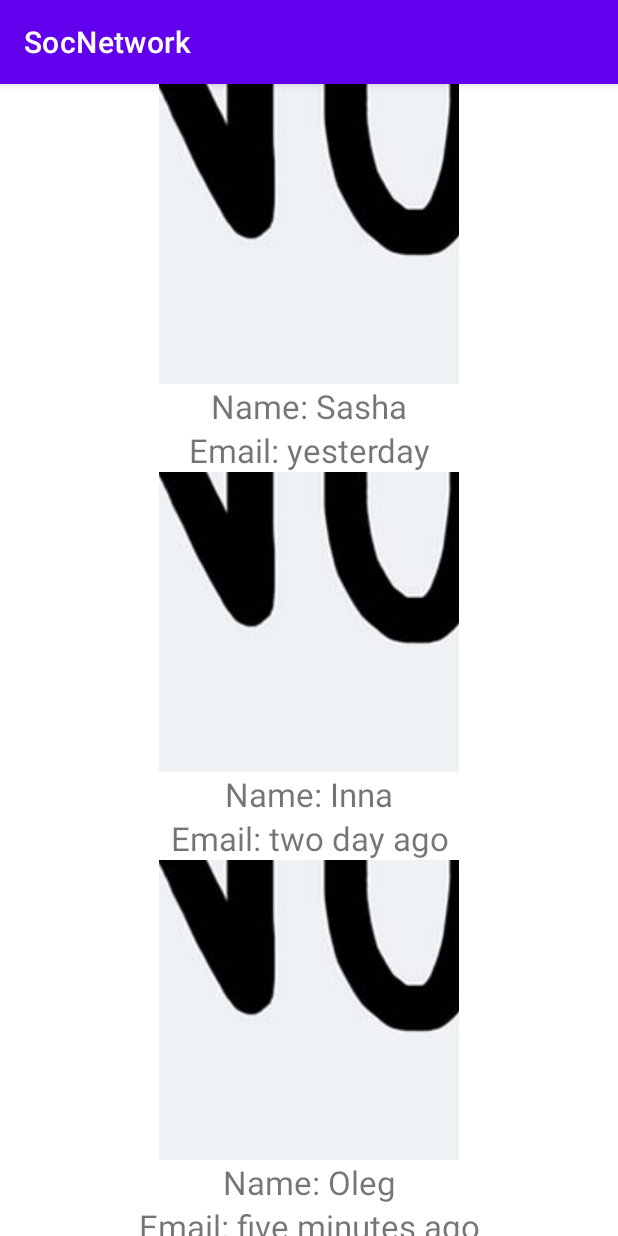
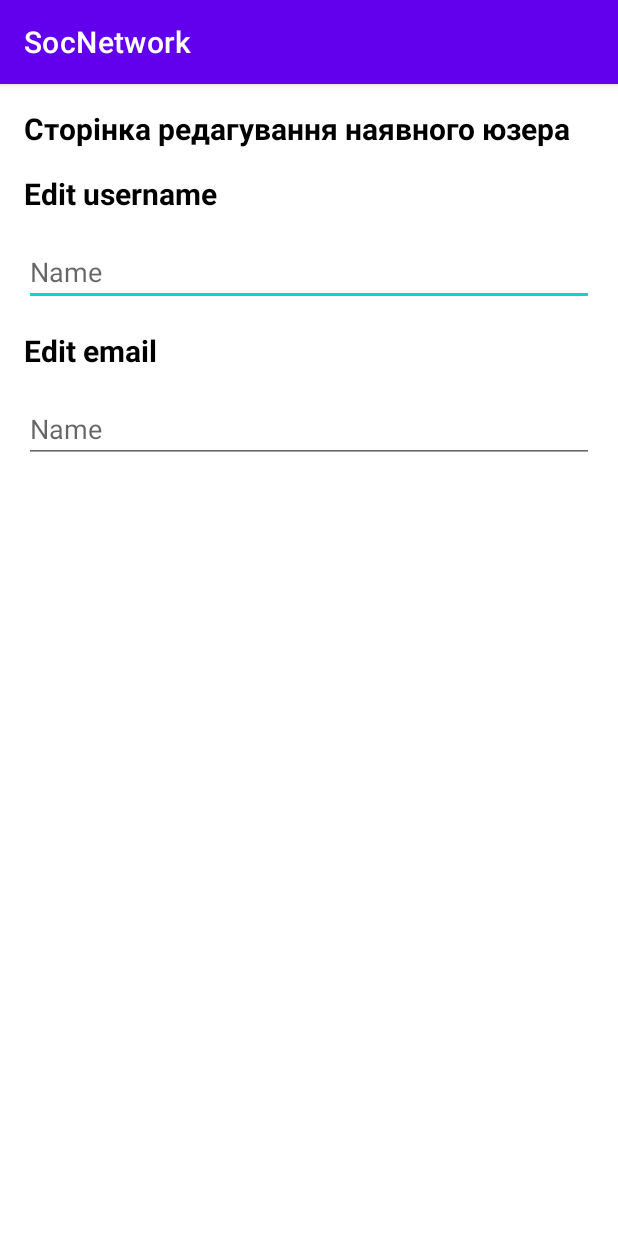
Before and after one commit to oleksandreremenko25/SocNetwork, an Android app: the screen it shows after launch (MainActivity), on a phone screen of 412 x 824 dp. Run offline under Robolectric (Android 15) with nearby library versions, the phone set to English and light mode, and no system bars; our stand-ins replace Picasso; pictures from the network do not load.

Commit message:
add user_edit.xml

```diff
--- a/app/src/main/AndroidManifest.xml
+++ b/app/src/main/AndroidManifest.xml
@@ -19,6 +19,7 @@
             </intent-filter>
         </activity>
         <activity android:name=".FullUserActivity"></activity>
+        <activity android:name=".EditUserActivity"></activity>
     </application>
     <uses-permission android:name="android.permission.INTERNET"/>
 </manifest>
--- /dev/null
+++ b/app/src/main/java/com/example/socnetwork/EditUserActivity.kt
@@ -0,0 +1,13 @@
+package com.example.socnetwork
+
+import android.os.Bundle
+import androidx.appcompat.app.AppCompatActivity
+import androidx.lifecycle.ViewModelProvider
+
+class EditUserActivity  : AppCompatActivity()  {
+    @Override
+    override fun onCreate(savedInstanceState: Bundle?) {
+        super.onCreate(savedInstanceState)
+        setContentView(R.layout.user_edit)
+    }
+}
--- a/app/src/main/java/com/example/socnetwork/MainActivity.kt
+++ b/app/src/main/java/com/example/socnetwork/MainActivity.kt
@@ -26,9 +26,10 @@ class MainActivity : AppCompatActivity() {
     @Override
     override fun onCreate(savedInstanceState: Bundle?) {
         super.onCreate(savedInstanceState)
-        setContentView(R.layout.activity_main)
-        userViewModel = ViewModelProvider(this).get(UserViewModel::class.java)
-        observeUsers()
+        setContentView(R.layout.user_edit)
+//        setContentView(R.layout.activity_main)
+//        userViewModel = ViewModelProvider(this).get(UserViewModel::class.java)
+//        observeUsers()
     }
 
     private fun observeUsers() {
--- /dev/null
+++ b/app/src/main/res/layout/user_edit.xml
@@ -0,0 +1,76 @@
+<?xml version="1.0" encoding="utf-8"?>
+<androidx.constraintlayout.widget.ConstraintLayout
+    xmlns:android="http://schemas.android.com/apk/res/android"
+    xmlns:app="http://schemas.android.com/apk/res-auto"
+    xmlns:tools="http://schemas.android.com/tools"
+    android:layout_width="match_parent"
+    android:layout_height="match_parent">
+
+    <TextView
+        android:id="@+id/mainTittleEdit"
+        style="@style/tittle"
+        android:layout_width="match_parent"
+        android:layout_height="wrap_content"
+        app:layout_constraintStart_toStartOf="parent"
+        app:layout_constraintTop_toTopOf="parent"
+        app:layout_constraintEnd_toEndOf="parent"
+        android:layout_marginTop="16dp"
+        android:layout_marginStart="16dp"
+        android:layout_marginEnd="16dp"
+        android:text="@string/mainTittleUserEdit"
+        tools:layout_editor_absoluteX="27dp" />
+
+    <TextView
+        android:id="@+id/nameTittleEdit"
+        style="@style/tittle"
+        android:layout_width="match_parent"
+        android:layout_height="wrap_content"
+        app:layout_constraintStart_toStartOf="@+id/mainTittleEdit"
+        app:layout_constraintTop_toBottomOf="@+id/mainTittleEdit"
+        app:layout_constraintEnd_toEndOf="@+id/mainTittleEdit"
+        android:layout_marginTop="16dp"
+        android:layout_marginRight="16dp"
+        android:layout_marginLeft="16dp"
+        android:text="@string/nameTittleEdit" />
+
+    <EditText
+        android:id="@+id/nameInputEdit"
+        android:layout_width="match_parent"
+        android:layout_height="wrap_content"
+        app:layout_constraintStart_toStartOf="@+id/nameTittleEdit"
+        app:layout_constraintTop_toBottomOf="@+id/nameTittleEdit"
+        app:layout_constraintEnd_toEndOf="@+id/nameTittleEdit"
+        android:layout_marginTop="16dp"
+        android:layout_marginRight="16dp"
+        android:layout_marginLeft="16dp"
+        android:ems="10"
+        android:inputType="textPersonName"
+        android:hint="Name" />
+
+    <TextView
+        android:id="@+id/emailTittleEdit"
+        style="@style/tittle"
+        android:layout_width="match_parent"
+        android:layout_height="wrap_content"
+        app:layout_constraintStart_toStartOf="@+id/nameInputEdit"
+        app:layout_constraintTop_toBottomOf="@+id/nameInputEdit"
+        app:layout_constraintEnd_toEndOf="@+id/nameInputEdit"
+        android:layout_marginTop="16dp"
+        android:layout_marginRight="16dp"
+        android:layout_marginLeft="16dp"
+        android:text="@string/emailTittleEdit" />
+
+    <EditText
+        android:id="@+id/emailInputEdit"
+        android:layout_width="match_parent"
+        android:layout_height="wrap_content"
+        app:layout_constraintStart_toStartOf="@+id/emailTittleEdit"
+        app:layout_constraintTop_toBottomOf="@+id/emailTittleEdit"
+        app:layout_constraintEnd_toEndOf="@+id/emailTittleEdit"
+        android:layout_marginTop="16dp"
+        android:layout_marginRight="16dp"
+        android:layout_marginLeft="16dp"
+        android:ems="10"
+        android:inputType="textEmailAddress"
+        android:hint="Name" />
+</androidx.constraintlayout.widget.ConstraintLayout>
--- a/app/src/main/res/values/strings.xml
+++ b/app/src/main/res/values/strings.xml
@@ -11,6 +11,18 @@
     <string name="tittleLikes">%1$S LIKES</string>
 
 
+    <string name="mainTittleUserEdit">Сторінка редагування наявного юзера</string>
+    <string name="nameTittleEdit">Edit username</string>
+    <string name="emailTittleEdit">Edit email</string>
+    <string name="hobbyTittleEdit">Edit hobby</string>
+    <string name="lastOnlineTittleEdit">Edit time last online</string>
+    <string name="photoTittleEdit">Edit link user photo</string>
+    <string name="aboutTittleEdit">Edit information about user</string>
+    <string name="followingTittleEdit">Edit number following</string>
+    <string name="followersTittleEdit">Edit nubber followers</string>
+    <string name="postsTittleEdit">Edit tittle for posts</string>
+    <string name="likesTittleEdit">Edit number likes of posts</string>
+
 
     <string name="fa_solid_about_me">&#xf007;</string>
     <string name="fa_solid_email">&#xf0e0;</string>
--- a/app/src/main/res/values/styles.xml
+++ b/app/src/main/res/values/styles.xml
@@ -7,11 +7,11 @@
         <item name="android:colorPrimaryDark">@color/primary_dark</item>
         <!-- theme UI controls like checkboxes and text fields -->
     </style>
-<!--    user_short.xml-->
+<!--    user_short.xml    -->
     <style name="shortUserIcon">
         <item name="android:layout_gravity">center_horizontal</item>
     </style>
-<!--    user_full.xml-->
+<!--    user_full.xml    -->
     <style name="fullUserAboutName">
         <item name="android:textColor">@color/black</item>
         <item name="android:textStyle">bold|normal</item>
@@ -59,4 +59,10 @@
         <item name="android:textColor">@color/primary_black</item>
         <item name="android:textStyle">bold|normal</item>
     </style>
+<!--    user_edit    -->
+    <style name="tittle">
+        <item name="android:textColor">@color/black</item>
+        <item name="android:textStyle">bold|normal</item>
+        <item name="android:textSize">20sp</item>
+    </style>
 </resources>
```
